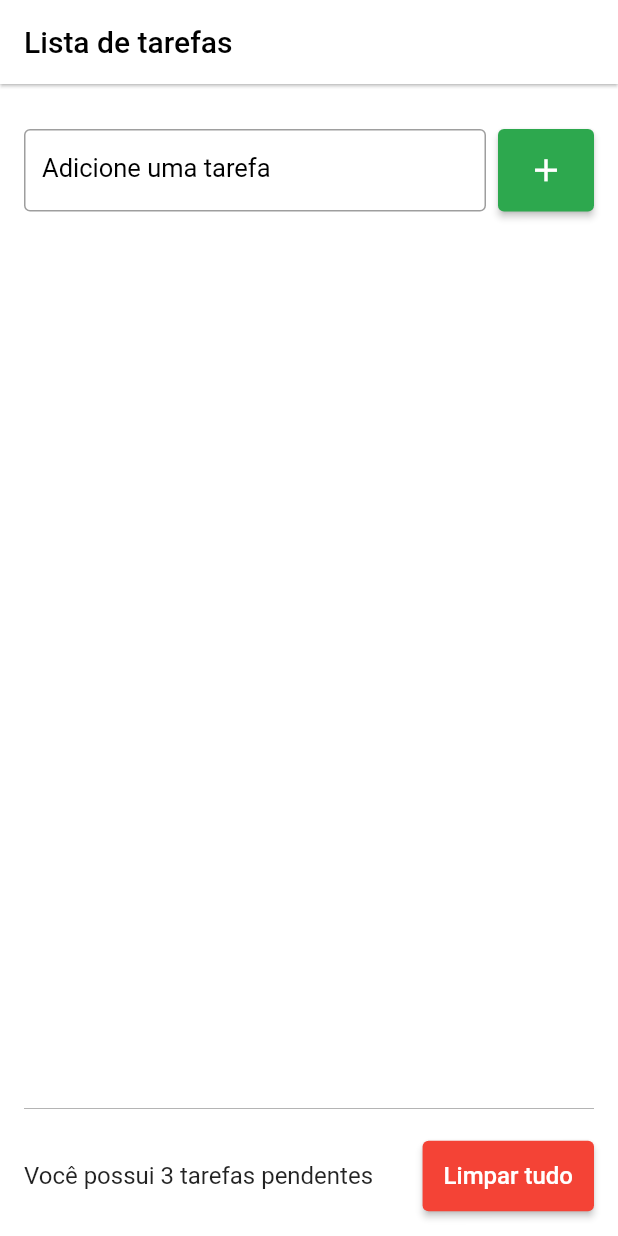
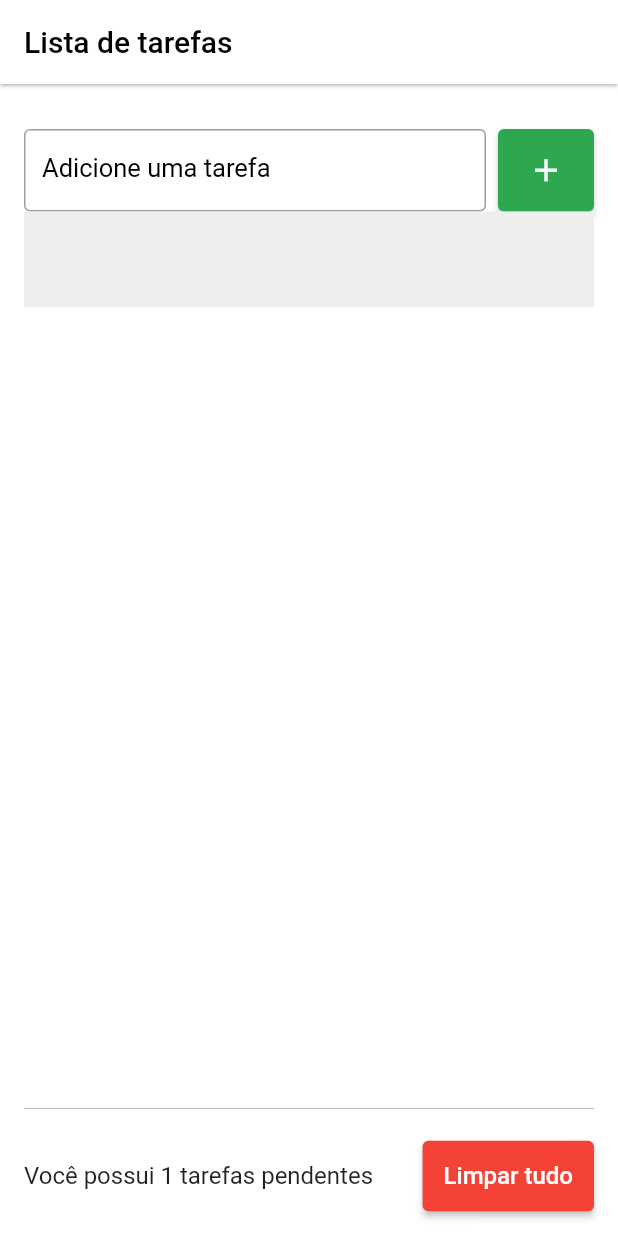
Before and after one commit to PedroFrancoDev/todo_list_mobile, a Flutter app: the screen it shows after launch, after a tap on the "add" icon, on a phone screen of 412 x 824 dp. Run offline on Flutter 3.47's test engine with Material 2 defaults, Android fonts, the phone set to English and light mode, and no system bars.

Commit message:
Creating todo list functionality

```diff
--- a/lib/main.dart
+++ b/lib/main.dart
@@ -11,7 +11,6 @@ class MyApp extends StatelessWidget {
   @override
   Widget build(BuildContext context) {
     return MaterialApp(
-      color: Colors.white,
       home: TodoListPage(),
     );
   }
--- a/lib/pages/todo_list_page.dart
+++ b/lib/pages/todo_list_page.dart
@@ -1,9 +1,18 @@
 import 'package:flutter/material.dart';
 
-class TodoListPage extends StatelessWidget {
+import '../widgets/todo_list_item.dart';
+
+class TodoListPage extends StatefulWidget {
   TodoListPage({super.key});
 
-  final TextEditingController nameController = TextEditingController();
+  @override
+  State<TodoListPage> createState() => _TodoListPageState();
+}
+
+class _TodoListPageState extends State<TodoListPage> {
+  final TextEditingController taskController = TextEditingController();
+
+  List<String> tasks = [];
 
   @override
   Widget build(BuildContext context) {
@@ -45,13 +54,13 @@ class TodoListPage extends StatelessWidget {
   Widget TaskQuantityAnbButtonClearAll() {
     return Padding(
       padding: const EdgeInsets.only(
-            top: 13,
-          ),
+        top: 13,
+      ),
       child: Row(
         children: [
           Expanded(
             child: Text(
-              "Você possui 3 tarefas pendentes",
+              "Você possui ${tasks.length} tarefas pendentes",
               style: TextStyle(
                 fontSize: 16,
               ),
@@ -65,7 +74,7 @@ class TodoListPage extends StatelessWidget {
                 vertical: 14,
               ),
             ),
-            onPressed: () {},
+            onPressed: deleteAllTasks,
             child: Text(
               "Limpar tudo",
               style: TextStyle(
@@ -85,6 +94,7 @@ class TodoListPage extends StatelessWidget {
           child: Container(
             height: 55,
             child: TextField(
+              controller: taskController,
               decoration: InputDecoration(
                 border: OutlineInputBorder(),
                 labelStyle: TextStyle(
@@ -106,7 +116,7 @@ class TodoListPage extends StatelessWidget {
             fixedSize: Size(55, 55),
             primary: Color(0xff2da84e),
           ),
-          onPressed: () {},
+          onPressed: AddTaskToList,
           child: Icon(
             Icons.add,
             size: 25,
@@ -118,9 +128,28 @@ class TodoListPage extends StatelessWidget {
 
   Widget ListTask() {
     return Expanded(
-      child: Wrap(
-        children: [],
+      child: ListView(
+        children: [
+          for (String task in tasks)
+            TodoListItem(task: task),
+        ],
       ),
     );
   }
+
+  void AddTaskToList() {
+    String newTask = taskController.text;
+
+    setState(() {
+      tasks.add(newTask);
+    });
+
+    taskController.clear();
+  }
+
+  void deleteAllTasks() {
+    setState(() {
+      tasks.clear();
+    });
+  }
 }
--- /dev/null
+++ b/lib/widgets/todo_list_item.dart
@@ -0,0 +1,26 @@
+import 'package:flutter/material.dart';
+
+class TodoListItem extends StatelessWidget {
+  String task;
+
+  TodoListItem({super.key, required this.task});
+
+  @override
+  Widget build(BuildContext context) {
+    return Container(
+      padding: EdgeInsets.only(
+        bottom: 8,
+      ),
+      decoration: BoxDecoration(
+        color: Colors.grey[200],
+      ),
+      child: Column(
+        children: [
+          ListTile(
+            title: Text(task),
+          )
+        ],
+      ),
+    );
+  }
+}
```
